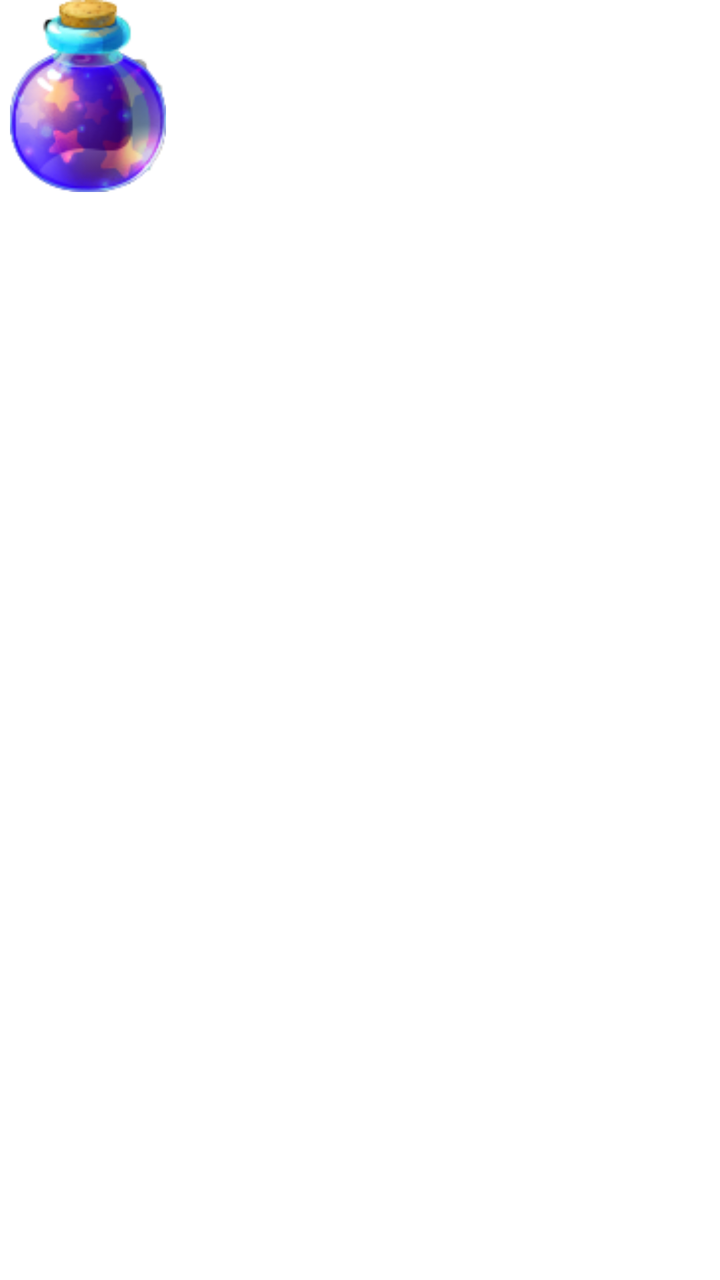
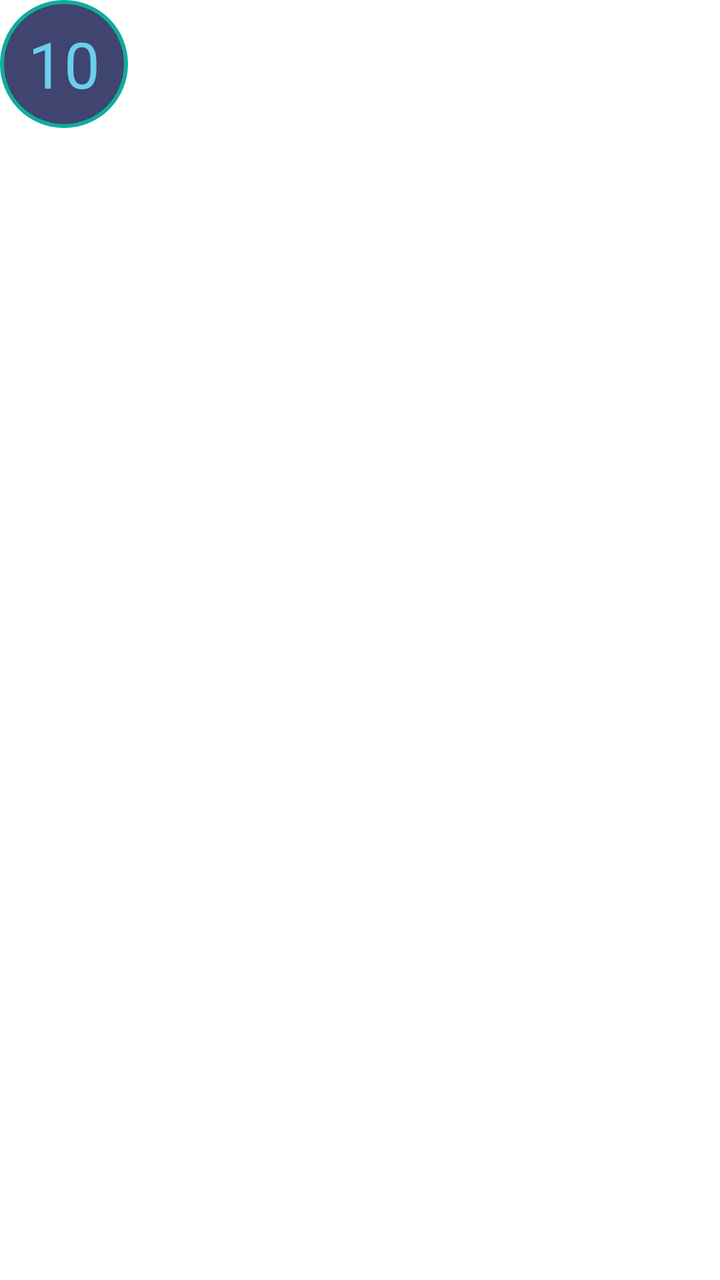

The first picture is an Android layout as it rendered before a commit; the second is the same layout after the commit. The layout source and the unified diff follow.
<!-- AndroidManifest.xml: application theme Theme.LFGAxieCompanionApp.NoActionBar -->
<!-- res/layout/floating_widget_layout.xml -->
<?xml version="1.0" encoding="utf-8"?>
<LinearLayout xmlns:android="http://schemas.android.com/apk/res/android"
    android:layout_width="match_parent"
    android:layout_height="match_parent">

    <include layout="@layout/popup_window_collapsed"/>

    <include layout="@layout/popup_window_expanded"
        android:visibility="gone"/>

</LinearLayout>
<!-- res/layout/popup_window_collapsed.xml (included above) -->
<FrameLayout xmlns:android="http://schemas.android.com/apk/res/android"
    xmlns:tools="http://schemas.android.com/tools"
    android:id="@+id/collapse_view"
    android:layout_width="wrap_content"
    android:layout_height="wrap_content">


    <com.google.android.material.imageview.ShapeableImageView
        android:id="@+id/iv_popup"
        android:layout_width="96dp"
        android:layout_height="96dp"
        android:paddingEnd="8dp"
        android:src="@drawable/slp_icon" />
</FrameLayout>
<!-- res/layout/popup_window_expanded.xml (included above) -->
<?xml version="1.0" encoding="utf-8"?>
<androidx.constraintlayout.widget.ConstraintLayout xmlns:android="http://schemas.android.com/apk/res/android"
    xmlns:app="http://schemas.android.com/apk/res-auto"
    android:id="@+id/expanded_container"
    android:layout_width="match_parent"
    android:layout_height="match_parent">

    <androidx.appcompat.widget.AppCompatImageView
        android:layout_width="match_parent"
        android:layout_height="match_parent"
        android:scaleType="fitXY"
        android:src="@drawable/app_background"
        app:layout_constraintBottom_toBottomOf="parent"
        app:layout_constraintEnd_toEndOf="parent"
        app:layout_constraintStart_toStartOf="parent"
        app:layout_constraintTop_toTopOf="parent" />

    <Button
        android:id="@+id/btn_hit"
        android:layout_width="wrap_content"
        android:layout_height="wrap_content"
        android:layout_gravity="center"
        android:text="Hit me" />
</androidx.constraintlayout.widget.ConstraintLayout>
<!-- resources referenced by this layout -->
<resources>
  <!-- drawable app_background: jpg bitmap (drawable, 104287 bytes) -->
  <!-- drawable slp_icon: png bitmap (drawable, 15699 bytes) -->
  <style name="Theme.LFGAxieCompanionApp.NoActionBar">
          <item name="windowActionBar">false</item>
          <item name="windowNoTitle">true</item>
      </style>
</resources>

<!-- the commit's change to res/layout/floating_widget_layout.xml (unified diff, before → after) -->
@@ -3,10 +3,11 @@
     android:layout_width="match_parent"
     android:layout_height="match_parent">
 
-    <include layout="@layout/popup_window_collapsed"/>
+    <include layout="@layout/popup_window_collapsed" />
 
-    <include layout="@layout/popup_window_expanded"
-        android:visibility="gone"/>
+    <include
+        layout="@layout/popup_window_expanded"
+        android:visibility="gone" />
 
 </LinearLayout>
 <!-- res/layout/popup_window_collapsed.xml (included above) -->
@@ -14,38 +15,183 @@
     xmlns:tools="http://schemas.android.com/tools"
     android:id="@+id/collapse_view"
     android:layout_width="wrap_content"
-    android:layout_height="wrap_content">
+    android:layout_height="wrap_content"
+    android:background="@drawable/circle_with_shape">
 
 
-    <com.google.android.material.imageview.ShapeableImageView
-        android:id="@+id/iv_popup"
-        android:layout_width="96dp"
-        android:layout_height="96dp"
-        android:paddingEnd="8dp"
-        android:src="@drawable/slp_icon" />
+    <androidx.appcompat.widget.AppCompatTextView
+        android:id="@+id/tvEnergyCollapsed"
+        android:layout_width="64dp"
+        android:layout_height="64dp"
+        android:gravity="center"
+        android:text="10"
+        android:textAppearance="@style/LFGTabText"
+        android:textSize="32dp" />
 </FrameLayout>
 <!-- res/layout/popup_window_expanded.xml (included above) -->
 <?xml version="1.0" encoding="utf-8"?>
 <androidx.constraintlayout.widget.ConstraintLayout xmlns:android="http://schemas.android.com/apk/res/android"
     xmlns:app="http://schemas.android.com/apk/res-auto"
+    xmlns:tools="http://schemas.android.com/tools"
     android:id="@+id/expanded_container"
-    android:layout_width="match_parent"
-    android:layout_height="match_parent">
+    android:layout_width="750dp"
+    android:layout_height="750dp"
+    android:alpha="0.75"
+    android:background="@drawable/slp_card_bg">
+
+
+    <com.google.android.material.button.MaterialButton
+        android:id="@+id/btnReset"
+        android:layout_width="24dp"
+        android:layout_height="24dp"
+        android:layout_marginTop="16dp"
+        android:layout_marginEnd="16dp"
+        android:background="@drawable/refresh_icon"
+        android:backgroundTint="@color/colorPrimary"
+        android:theme="@style/Theme.MaterialComponents.Bridge"
+        android:translationZ="1dp"
+        app:layout_constraintEnd_toEndOf="parent"
+        app:layout_constraintTop_toTopOf="parent" />
+
+    <androidx.appcompat.widget.AppCompatTextView
+        android:layout_width="wrap_content"
+        android:layout_height="wrap_content"
+        android:layout_marginTop="8dp"
+        android:text="Reset"
+        android:textAppearance="@style/LFGTabText"
+        android:translationZ="1dp"
+        app:layout_constraintEnd_toEndOf="@id/btnReset"
+        app:layout_constraintStart_toStartOf="@id/btnReset"
+        app:layout_constraintTop_toBottomOf="@id/btnReset" />
+
+    <androidx.appcompat.widget.AppCompatTextView
+        android:id="@+id/tvEnergyExpanded"
+        android:layout_width="wrap_content"
+        android:layout_height="wrap_content"
+        android:text="10"
+        android:textAppearance="@style/LFGTabText"
+        android:textSize="96sp"
+        android:translationZ="1dp"
+        app:layout_constraintBottom_toTopOf="@id/btnNegative2"
+        app:layout_constraintEnd_toEndOf="parent"
+        app:layout_constraintStart_toStartOf="parent"
+        app:layout_constraintTop_toTopOf="parent" />
 
     <androidx.appcompat.widget.AppCompatImageView
-        android:layout_width="match_parent"
-        android:layout_height="match_parent"
-        android:scaleType="fitXY"
-        android:src="@drawable/app_background"
+        android:layout_width="750dp"
+        android:layout_height="750dp"
+        android:background="@drawable/slp_card_bg"
+        android:src="@color/card_bg_1"
         app:layout_constraintBottom_toBottomOf="parent"
         app:layout_constraintEnd_toEndOf="parent"
         app:layout_constraintStart_toStartOf="parent"
         app:layout_constraintTop_toTopOf="parent" />
 
-    <Button
-        android:id="@+id/btn_hit"
+    <androidx.constraintlayout.widget.Guideline
+        android:id="@+id/guideline"
         android:layout_width="wrap_content"
         android:layout_height="wrap_content"
-        android:layout_gravity="center"
-        android:text="Hit me" />
+        android:orientation="vertical"
+        app:layout_constraintGuide_percent="0.5" />
+
+    <com.google.android.material.button.MaterialButton
+        android:id="@+id/btnNegative"
+        android:layout_width="0dp"
+        android:layout_height="wrap_content"
+        android:layout_margin="8dp"
+        android:alpha="0.7"
+        android:background="@null"
+        android:backgroundTint="@color/card_bg_2"
+        android:insetLeft="0dp"
+        android:insetTop="0dp"
+        android:insetRight="0dp"
+        android:insetBottom="0dp"
+        android:padding="8dp"
+        android:text="- 1"
+        android:textAlignment="center"
+        android:textAppearance="@style/LFGCardValue"
+        android:textColor="@color/white"
+        android:textSize="28sp"
+        android:theme="@style/Theme.MaterialComponents.Bridge"
+        app:layout_constraintBottom_toBottomOf="parent"
+        app:layout_constraintEnd_toStartOf="@id/guideline"
+        app:layout_constraintStart_toStartOf="parent"
+        tools:ignore="HardcodedText" />
+
+    <com.google.android.material.button.MaterialButton
+        android:id="@+id/btnNegative2"
+        android:layout_width="0dp"
+        android:layout_height="wrap_content"
+        android:layout_margin="8dp"
+        android:alpha="0.7"
+        android:background="@null"
+        android:backgroundTint="@color/card_bg_2"
+        android:insetLeft="0dp"
+        android:insetTop="0dp"
+        android:insetRight="0dp"
+        android:insetBottom="0dp"
+        android:padding="8dp"
+        android:text="- 2"
+        android:textAlignment="center"
+        android:textAppearance="@style/LFGCardValue"
+        android:textColor="@color/white"
+        android:textSize="28sp"
+        android:theme="@style/Theme.MaterialComponents.Bridge"
+
+        app:layout_constraintBottom_toTopOf="@id/btnNegative"
+        app:layout_constraintEnd_toStartOf="@id/guideline"
+        app:layout_constraintStart_toStartOf="parent"
+        tools:ignore="HardcodedText" />
+
+    <com.google.android.material.button.MaterialButton
+        android:id="@+id/btnPositive"
+        android:layout_width="0dp"
+
+        android:layout_height="wrap_content"
+        android:layout_margin="8dp"
+        android:alpha="0.7"
+        android:background="@null"
+        android:backgroundTint="@color/card_bg_2"
+        android:insetLeft="0dp"
+        android:insetTop="0dp"
+        android:insetRight="0dp"
+        android:insetBottom="0dp"
+        android:padding="8dp"
+        android:text="+ 1"
+        android:textAlignment="center"
+        android:textAppearance="@style/LFGCardValue"
+        android:textColor="@color/white"
+        android:textSize="28sp"
+        android:theme="@style/Theme.MaterialComponents.Bridge"
+        app:layout_constraintBottom_toBottomOf="parent"
+
+        app:layout_constraintEnd_toEndOf="parent"
+        app:layout_constraintStart_toEndOf="@id/guideline"
+        tools:ignore="HardcodedText" />
+
+    <com.google.android.material.button.MaterialButton
+        android:id="@+id/btnPositive2"
+        android:layout_width="0dp"
+        android:layout_height="wrap_content"
+        android:layout_margin="8dp"
+        android:alpha="0.7"
+        android:background="@null"
+        android:backgroundTint="@color/card_bg_2"
+        android:insetLeft="0dp"
+        android:insetTop="0dp"
+        android:insetRight="0dp"
+        android:insetBottom="0dp"
+        android:padding="8dp"
+        android:text="+ 2"
+        android:textAlignment="center"
+        android:textAppearance="@style/LFGCardValue"
+        android:textColor="@color/white"
+        android:textSize="28sp"
+        android:theme="@style/Theme.MaterialComponents.Bridge"
+        app:layout_constraintBottom_toTopOf="@id/btnPositive"
+        app:layout_constraintEnd_toEndOf="parent"
+        app:layout_constraintStart_toEndOf="@id/guideline"
+        tools:ignore="HardcodedText" />
+
+
 </androidx.constraintlayout.widget.ConstraintLayout>
<!-- resource entries referenced after the edit -->
@@ -1,10 +1,48 @@
 <!-- resources referenced by this layout -->
 <resources>
-  <!-- drawable app_background: jpg bitmap (drawable, 104287 bytes) -->
-  <!-- drawable slp_icon: png bitmap (drawable, 15699 bytes) -->
+  <color name="card_bg_1">#54597B</color>
+  <color name="card_bg_2">#2A2E4D</color>
+  <color name="colorPrimary">#3F456E</color>
+  <color name="white">#FFFFFFFF</color>
+  <!-- drawable circle_with_shape (drawable) -->
+  <?xml version="1.0" encoding="utf-8"?>
+  <shape xmlns:android="http://schemas.android.com/apk/res/android"
+      android:shape="oval">
+      <solid android:color="@color/colorPrimary" />
+      <stroke
+          android:width="2dp"
+          android:color="@color/arena_color" />
+  </shape>
+  <!-- drawable refresh_icon: png bitmap (drawable, 3583 bytes) -->
+  <!-- drawable slp_card_bg (drawable) -->
+  <?xml version="1.0" encoding="utf-8"?>
+  <shape xmlns:android="http://schemas.android.com/apk/res/android"
+      android:shape="rectangle">
+      <corners
+          android:bottomLeftRadius="8dp"
+          android:bottomRightRadius="8dp"
+          android:topLeftRadius="8dp"
+          android:topRightRadius="8dp" />
+      <stroke
+          android:width="1dp"
+          android:color="@color/login_btn_label" />
+  </shape>
+  <style name="LFGCardValue">
+          <item name="android:textColor">@color/white</item>
+          <item name="fontFamily">@font/poppins_medium</item>
+          <item name="android:textSize">16dp</item>
+      </style>
+  <style name="LFGTabText">
+          <item name="fontFamily">@font/changa_one</item>
+          <item name="android:textColor">@color/slp_label</item>
+          <item name="android:textSize">12dp</item>
+      </style>
   <style name="Theme.LFGAxieCompanionApp.NoActionBar">
           <item name="windowActionBar">false</item>
           <item name="windowNoTitle">true</item>
       </style>
+  <color name="arena_color">#0CAD9D</color>
+  <color name="login_btn_label">#61D7F5</color>
+  <color name="slp_label">#6ACEED</color>
 </resources>
 
